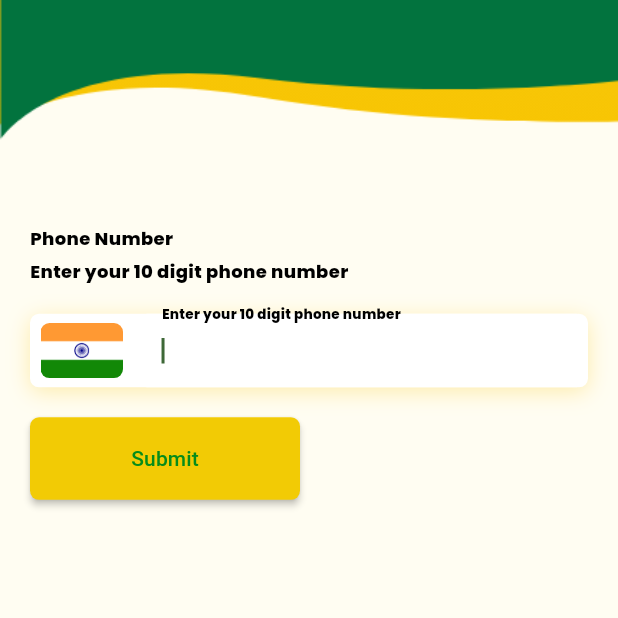
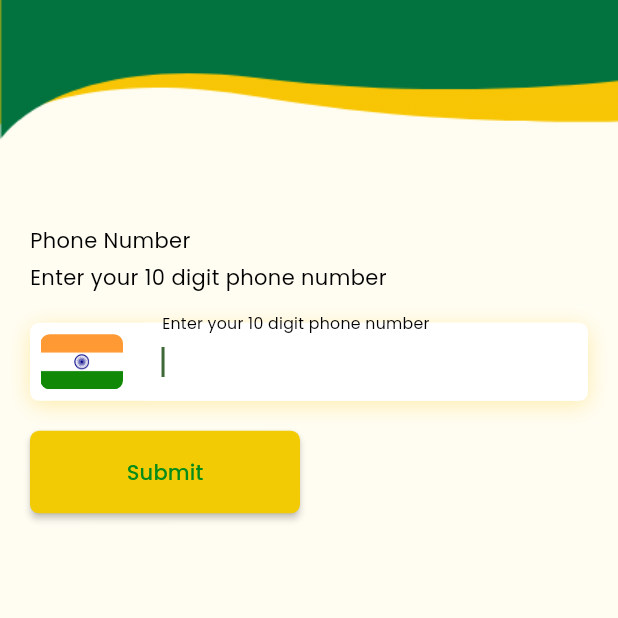
Before and after one commit to tech-mySanji/mysanji, a Flutter app: the PhoneNumberLoginWidget screen opened directly, on a phone screen of 412 x 824 dp, the top half of it. Run offline on Flutter 3.47's test engine with Material 3 defaults, Android fonts, the phone set to English and light mode, and no system bars; our stand-ins replace google_fonts.

Commit message:
theming and fixes

```diff
--- a/apps/customer_app/lib/main.dart
+++ b/apps/customer_app/lib/main.dart
@@ -28,6 +28,6 @@
 
   @override
   Widget build(BuildContext context) {
-    return PhoneNumberLoginWidget();
+    return PhoneNumberLoginScreen();
   }
 }
--- a/apps/customer_app/lib/screens/otp_verfication.dart
+++ b/apps/customer_app/lib/screens/otp_verfication.dart
@@ -1,11 +1,11 @@
 import 'package:common/widgets.dart';
 import 'package:flutter/material.dart';
 
-class OtpVerification extends StatelessWidget {
+class OtpVerificationScreen extends StatelessWidget {
   final _scaffoldKey = GlobalKey<ScaffoldState>();
   final _formKey = GlobalKey<FormState>();
 
-  OtpVerification({super.key});
+  OtpVerificationScreen({super.key});
 
   @override
   Widget build(BuildContext context) {
--- a/packages/common/lib/my_sanji_theme.dart
+++ b/packages/common/lib/my_sanji_theme.dart
@@ -31,13 +31,28 @@
   );
 
   static final baseTextStyle =
-      GoogleFonts.poppins(fontWeight: FontWeight.w800, color: primaryText);
+      GoogleFonts.poppins(fontWeight: FontWeight.w300, color: primaryText);
 
-  static final textBodyLarge = baseTextStyle.copyWith(fontSize: 14);
+  static final displayLarge = baseTextStyle.copyWith(fontSize: 57);
+  static final displayMedium = baseTextStyle.copyWith(fontSize: 45);
+  static final displaySmall = baseTextStyle.copyWith(fontSize: 24,fontWeight: FontWeight.w400);
 
-  static final textBodyMedium = baseTextStyle.copyWith(fontSize: 12);
+  static final headlineLarge = baseTextStyle.copyWith(fontSize: 32);
+  static final headlineMedium = baseTextStyle.copyWith(fontSize: 22,fontWeight: FontWeight.w400, color: secondaryText);
+  static final headlineSmall = baseTextStyle.copyWith(fontSize: 20,fontWeight: FontWeight.w400);
 
-  static final textBodySmall = baseTextStyle.copyWith(fontSize: 10);
+  static final titleLarge = baseTextStyle.copyWith(fontSize: 22,fontWeight: FontWeight.w500);
+  static final titleMedium = baseTextStyle.copyWith(fontSize: 18,fontWeight: FontWeight.w400);
+  static final titleSmall = baseTextStyle.copyWith(fontSize: 16,fontWeight: FontWeight.w400,color: secondaryText);
+
+
+  static final labelLarge = baseTextStyle.copyWith(fontSize: 14,fontWeight: FontWeight.w500);
+  static final labelMedium = baseTextStyle.copyWith(fontSize: 12,fontWeight: FontWeight.w500);
+  static final labelSmall = baseTextStyle.copyWith(fontSize: 11,fontWeight: FontWeight.w500);
+
+  static final bodyLarge = baseTextStyle.copyWith(fontSize: 16);
+  static final bodyMedium = baseTextStyle.copyWith(fontSize: 14,fontWeight: FontWeight.w400);
+  static final bodySmall = baseTextStyle.copyWith(fontSize: 12,fontWeight: FontWeight.w400,color: secondaryText);
 }
 
 class MySanjiThemeLight {
@@ -49,9 +64,21 @@
       hintColor: BaseTheme.secondary,
       scaffoldBackgroundColor: BaseTheme.scaffoldBackgroundColor,
       textTheme: TextTheme(
-        bodyLarge: BaseTheme.textBodyLarge,
-        bodyMedium: BaseTheme.textBodyMedium,
-        bodySmall: BaseTheme.textBodySmall,
+        displayLarge: BaseTheme.displayLarge,
+        displayMedium: BaseTheme.displayMedium,
+        displaySmall: BaseTheme.displaySmall,
+        headlineLarge: BaseTheme.headlineLarge,
+        headlineMedium: BaseTheme.headlineMedium,
+        headlineSmall: BaseTheme.headlineSmall,
+        titleLarge: BaseTheme.titleLarge,
+        titleMedium: BaseTheme.titleMedium,
+        titleSmall: BaseTheme.titleSmall,
+        labelLarge: BaseTheme.labelLarge,
+        labelMedium: BaseTheme.labelMedium,
+        labelSmall: BaseTheme.labelSmall,
+        bodyLarge: BaseTheme.bodyLarge,
+        bodyMedium: BaseTheme.bodyMedium,
+        bodySmall: BaseTheme.bodySmall,
       ),
       canvasColor: BaseTheme.canvasColor,
       dividerColor: BaseTheme.lineColor,
```
Also changed, not shown: 3 other files.
